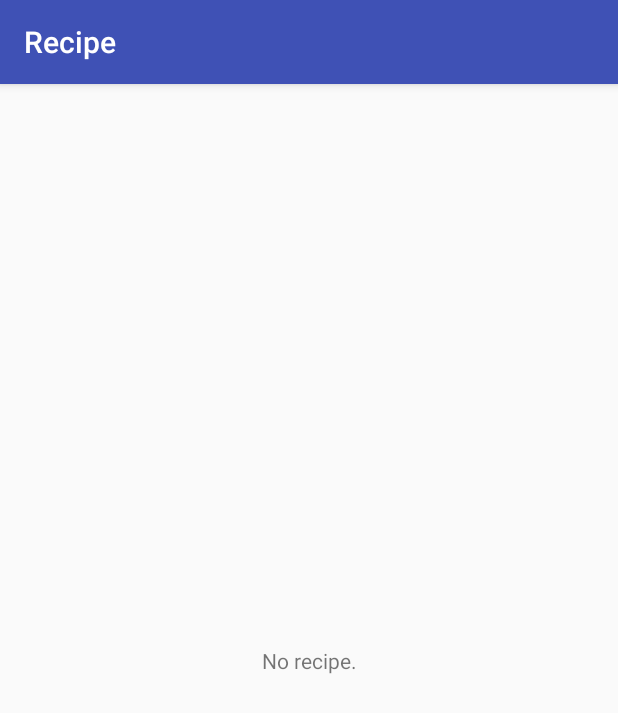
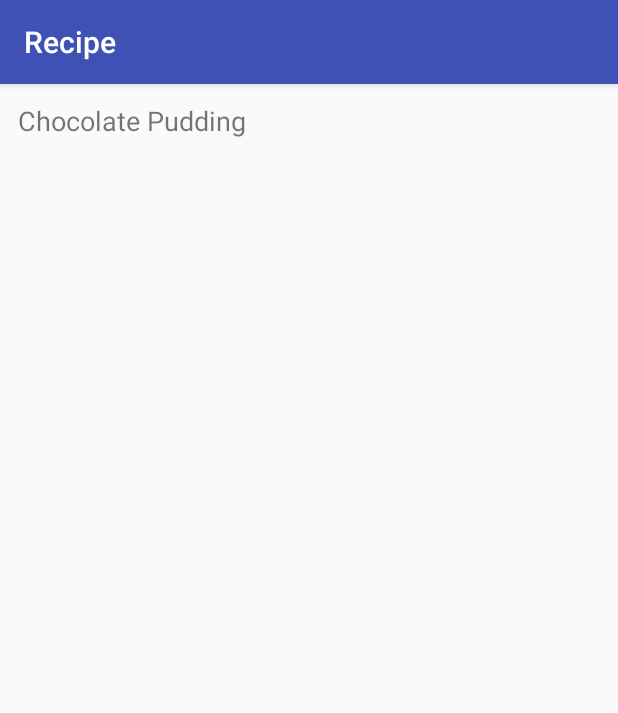
Before and after one commit to yangzxcc2/workshop-basic-android-testing, an Android app: the screen it shows after launch (MainActivity), on a phone screen of 412 x 824 dp. Shown: the top 713 px of the screen. Run offline under Robolectric (Android 15) with nearby library versions, the phone set to English and light mode, and no system bars.

```diff
--- a/app/build.gradle
+++ b/app/build.gradle
@@ -21,8 +21,13 @@ android {
 dependencies {
     implementation fileTree(dir: 'libs', include: ['*.jar'])
     implementation 'com.android.support:appcompat-v7:27.1.1'
+    implementation 'com.android.support:recyclerview-v7:27.1.1'
+
     implementation 'com.android.support.constraint:constraint-layout:1.1.0'
     testImplementation 'junit:junit:4.12'
+
     androidTestImplementation 'com.android.support.test:runner:1.0.1'
     androidTestImplementation 'com.android.support.test.espresso:espresso-core:3.0.1'
+
+
 }
--- a/app/src/main/AndroidManifest.xml
+++ b/app/src/main/AndroidManifest.xml
@@ -16,6 +16,7 @@
                 <category android:name="android.intent.category.LAUNCHER" />
             </intent-filter>
         </activity>
+        <activity android:name=".ui.recipe.RecipeActivity"></activity>
     </application>
 
 </manifest>
--- /dev/null
+++ b/app/src/main/java/workshop/testing/data/local/RecipeStore.java
@@ -0,0 +1,38 @@
+package workshop.testing.data.local;
+
+import android.content.Context;
+
+import java.io.File;
+import java.io.IOException;
+import java.io.InputStream;
+import java.util.ArrayList;
+import java.util.HashMap;
+import java.util.List;
+import java.util.Map;
+
+import workshop.testing.data.model.Recipe;
+
+public class RecipeStore {
+    public final List<Recipe> recipes = new ArrayList<>();
+    private final Map<String, Recipe> map = new HashMap<>();
+
+    public RecipeStore(Context context, String directory) {
+        // TODO:: for your homework -> Read all file from assets/recipes directory
+
+        // Demo in workshop :: Ugly code !!
+        File file1 = new File(directory, "chocolate_pudding.txt");
+        InputStream stream1 = null;
+        try {
+            stream1 = context.getAssets().open(file1.getPath());
+            Recipe recipe = Recipe.readFromStream(stream1);
+            recipes.add(recipe);
+            map.put(recipe.id, recipe);
+        } catch (IOException e) {
+            e.printStackTrace();
+        }
+    }
+
+    public Recipe getRecipe(String id) {
+        return map.get(id);
+    }
+}
--- /dev/null
+++ b/app/src/main/java/workshop/testing/data/model/Recipe.java
@@ -0,0 +1,51 @@
+package workshop.testing.data.model;
+
+import java.io.BufferedReader;
+import java.io.IOException;
+import java.io.InputStream;
+import java.io.InputStreamReader;
+
+public class Recipe {
+    private static final String ID_PREFIX = "id=";
+    private static final String TITLE_PREFIX = "title=";
+
+    public final String id;
+    public final String title;
+    public final String description;
+
+    private Recipe(String id, String title, String description) {
+        this.id = id;
+        this.title = title;
+        this.description = description;
+    }
+
+    public static Recipe readFromStream(InputStream stream) {
+        String id = null;
+        String title = null;
+        StringBuilder descBuilder = new StringBuilder();
+
+        BufferedReader reader = new BufferedReader(new InputStreamReader(stream));
+
+        try {
+            for (String line = reader.readLine(); line != null; line = reader.readLine()) {
+                if (line.startsWith(ID_PREFIX)) {
+                    id = line.substring(ID_PREFIX.length());
+                    continue;
+                }
+                if (line.startsWith(TITLE_PREFIX)) {
+                    title = line.substring(TITLE_PREFIX.length());
+                    continue;
+                }
+                if (descBuilder.length() > 0) {
+                    descBuilder.append("\n");
+                }
+                descBuilder.append(line);
+            }
+        } catch (IOException e) {
+            return null;
+        }
+
+        return new Recipe(id, title, descBuilder.toString());
+    }
+
+}
--- a/app/src/main/java/workshop/testing/ui/main/MainActivity.java
+++ b/app/src/main/java/workshop/testing/ui/main/MainActivity.java
@@ -2,8 +2,11 @@ package workshop.testing.ui.main;
 
 import android.support.v7.app.AppCompatActivity;
 import android.os.Bundle;
+import android.support.v7.widget.LinearLayoutManager;
+import android.support.v7.widget.RecyclerView;
 
 import workshop.testing.R;
+import workshop.testing.data.local.RecipeStore;
 
 public class MainActivity extends AppCompatActivity {
 
@@ -11,5 +14,13 @@ public class MainActivity extends AppCompatActivity {
     protected void onCreate(Bundle savedInstanceState) {
         super.onCreate(savedInstanceState);
         setContentView(R.layout.activity_main);
+
+        RecyclerView recyclerView = (RecyclerView) findViewById(R.id.recipes);
+        RecipeStore store = new RecipeStore(this, "recipes");
+        RecipeAdapter adapter = new RecipeAdapter(store);
+        recyclerView.setAdapter(adapter);
+        recyclerView.setHasFixedSize(true);
+        recyclerView.setLayoutManager(new LinearLayoutManager(this));
+
     }
 }
--- /dev/null
+++ b/app/src/main/java/workshop/testing/ui/main/RecipeAdapter.java
@@ -0,0 +1,48 @@
+package workshop.testing.ui.main;
+
+import android.content.Context;
+import android.content.Intent;
+import android.support.v7.widget.RecyclerView;
+import android.view.LayoutInflater;
+import android.view.View;
+import android.view.ViewGroup;
+
+import workshop.testing.R;
+import workshop.testing.data.local.RecipeStore;
+import workshop.testing.data.model.Recipe;
+import workshop.testing.ui.recipe.RecipeActivity;
+
+public class RecipeAdapter extends RecyclerView.Adapter<RecipeViewHolder> {
+    private final RecipeStore store;
+
+    public RecipeAdapter(RecipeStore store) {
+        this.store = store;
+    }
+
+    @Override
+    public RecipeViewHolder onCreateViewHolder(ViewGroup parent, int viewType) {
+        View view = LayoutInflater.from(parent.getContext()).inflate(
+                R.layout.list_item, parent, false);
+        return new RecipeViewHolder(view);
+    }
+
+    @Override
+    public void onBindViewHolder(final RecipeViewHolder holder, int position) {
+        final Recipe recipe = store.recipes.get(position);
+        holder.textView.setText(recipe.title);
+        holder.textView.setOnClickListener(new View.OnClickListener() {
+            @Override
+            public void onClick(View view) {
+                Context context = holder.textView.getContext();
+                Intent intent = new Intent(context, RecipeActivity.class);
+                intent.putExtra(RecipeActivity.KEY_ID, recipe.id);
+                context.startActivity(intent);
+            }
+        });
+    }
+
+    @Override
+    public int getItemCount() {
+        return store.recipes.size();
+    }
+}
--- /dev/null
+++ b/app/src/main/java/workshop/testing/ui/main/RecipeViewHolder.java
@@ -0,0 +1,14 @@
+package workshop.testing.ui.main;
+
+import android.support.v7.widget.RecyclerView;
+import android.view.View;
+import android.widget.TextView;
+
+public class RecipeViewHolder extends RecyclerView.ViewHolder {
+    public final TextView textView;
+
+    public RecipeViewHolder(View itemView) {
+        super(itemView);
+        textView = (TextView) itemView;
+    }
+}
--- a/app/src/main/res/layout/activity_main.xml
+++ b/app/src/main/res/layout/activity_main.xml
@@ -1,18 +1,10 @@
-<?xml version="1.0" encoding="utf-8"?>
-<android.support.constraint.ConstraintLayout xmlns:android="http://schemas.android.com/apk/res/android"
-    xmlns:app="http://schemas.android.com/apk/res-auto"
+<android.support.v7.widget.RecyclerView
+    xmlns:android="http://schemas.android.com/apk/res/android"
     xmlns:tools="http://schemas.android.com/tools"
+    android:id="@+id/recipes"
     android:layout_width="match_parent"
     android:layout_height="match_parent"
-    tools:context=".ui.main.MainActivity">
-
-    <TextView
-        android:layout_width="wrap_content"
-        android:layout_height="wrap_content"
-        android:text="No recipe."
-        app:layout_constraintBottom_toBottomOf="parent"
-        app:layout_constraintLeft_toLeftOf="parent"
-        app:layout_constraintRight_toRightOf="parent"
-        app:layout_constraintTop_toTopOf="parent" />
-
-</android.support.constraint.ConstraintLayout>
+    android:gravity="center"
+    android:padding="8dp"
+    android:text="@string/empty"
+    tools:context=".ui.main.MainActivity"/>
--- /dev/null
+++ b/app/src/main/res/layout/list_item.xml
@@ -0,0 +1,9 @@
+<?xml version="1.0" encoding="utf-8"?>
+<TextView
+    xmlns:android="http://schemas.android.com/apk/res/android"
+    android:layout_width="match_parent"
+    android:layout_height="wrap_content"
+    android:gravity="center_vertical"
+    android:padding="4dp"
+    android:textSize="18sp"
+    android:background="?attr/selectableItemBackground"/>
--- a/app/src/main/res/values/strings.xml
+++ b/app/src/main/res/values/strings.xml
@@ -1,3 +1,5 @@
 <resources>
     <string name="app_name">Recipe</string>
+    <string name="empty">No recipe.</string>
+    <string name="recipe_not_found">Recipe not found.</string>
 </resources>
```
Also changed, not shown: app/src/main/java/workshop/testing/ui/recipe/RecipeActivity.java (added, +37 -0 lines), app/src/main/res/layout/activity_recipe.xml (added, +27 -0 lines).
